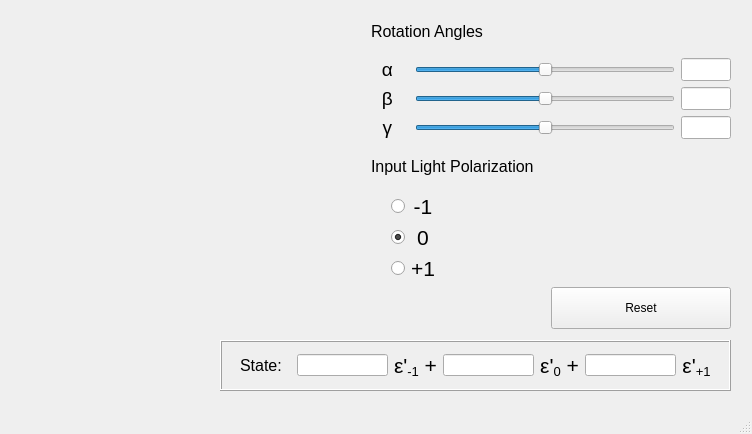
The window that Visualizer.ui (bdsmith147/PolarizationRotationVisualizer) describes before a commit, drawn with Qt 5.
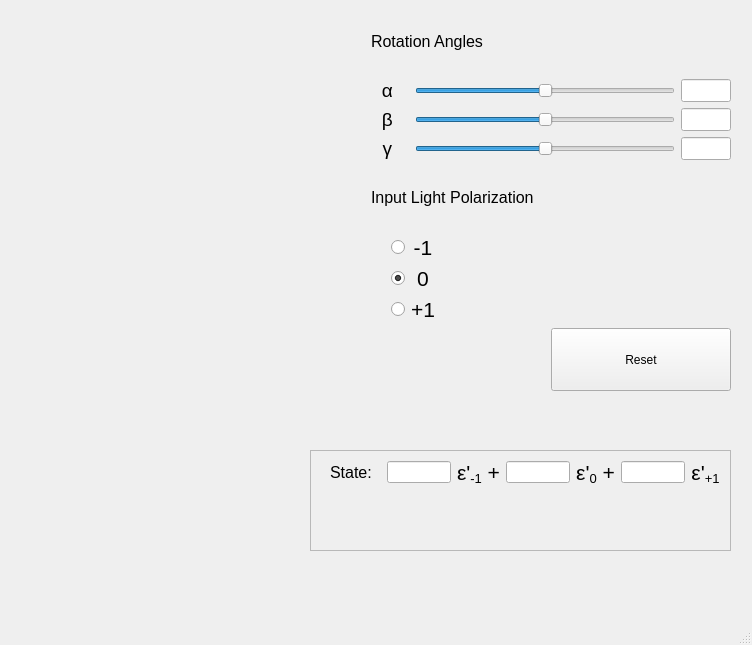
The same window after the commit.

Commit message: Density matrix plot implemented, but things aren't in the right place.

Patch:
```diff
--- a/Visualizer.ui
+++ b/Visualizer.ui
@@ -7,7 +7,7 @@
     <x>0</x>
     <y>0</y>
     <width>752</width>
-    <height>434</height>
+    <height>645</height>
    </rect>
   </property>
   <property name="windowTitle">
@@ -20,7 +20,7 @@
       <x>10</x>
       <y>10</y>
       <width>721</width>
-      <height>319</height>
+      <height>381</height>
      </rect>
     </property>
     <layout class="QGridLayout" name="gridLayout">
@@ -362,42 +362,82 @@
      </item>
     </layout>
    </widget>
+   <widget class="QWidget" name="gridLayoutWidget_2">
+    <property name="geometry">
+     <rect>
+      <x>10</x>
+      <y>410</y>
+      <width>721</width>
+      <height>181</height>
+     </rect>
+    </property>
+    <layout class="QGridLayout" name="gridLayout_2">
+     <item row="1" column="0">
+      <spacer name="horizontalSpacer_5">
+       <property name="orientation">
+        <enum>Qt::Horizontal</enum>
+       </property>
+       <property name="sizeType">
+        <enum>QSizePolicy::Maximum</enum>
+       </property>
+       <property name="sizeHint" stdset="0">
+        <size>
+         <width>300</width>
+         <height>20</height>
+        </size>
+       </property>
+      </spacer>
+     </item>
+     <item row="0" column="1">
+      <spacer name="verticalSpacer">
+       <property name="orientation">
+        <enum>Qt::Vertical</enum>
+       </property>
+       <property name="sizeType">
+        <enum>QSizePolicy::Maximum</enum>
+       </property>
+       <property name="sizeHint" stdset="0">
+        <size>
+         <width>20</width>
+         <height>40</height>
+        </size>
+       </property>
+      </spacer>
+     </item>
+     <item row="2" column="1">
+      <spacer name="verticalSpacer_2">
+       <property name="orientation">
+        <enum>Qt::Vertical</enum>
+       </property>
+       <property name="sizeType">
+        <enum>QSizePolicy::Maximum</enum>
+       </property>
+       <property name="sizeHint" stdset="0">
+        <size>
+         <width>20</width>
+         <height>40</height>
+        </size>
+       </property>
+      </spacer>
+     </item>
+     <item row="1" column="1">
    <widget class="QFrame" name="frame">
-    <property name="geometry">
-     <rect>
-      <x>220</x>
-      <y>340</y>
-      <width>511</width>
-      <height>51</height>
-     </rect>
-    </property>
-    <property name="sizePolicy">
-     <sizepolicy hsizetype="Minimum" vsizetype="Minimum">
-      <horstretch>0</horstretch>
-      <verstretch>0</verstretch>
-     </sizepolicy>
-    </property>
-    <property name="font">
-     <font>
-      <pointsize>8</pointsize>
-     </font>
-    </property>
     <property name="frameShape">
-     <enum>QFrame::Box</enum>
+        <enum>QFrame::StyledPanel</enum>
     </property>
     <property name="frameShadow">
      <enum>QFrame::Raised</enum>
     </property>
     <property name="lineWidth">
-     <number>1</number>
+        <number>5</number>
     </property>
     <widget class="QWidget" name="horizontalLayoutWidget_2">
      <property name="geometry">
       <rect>
        <x>0</x>
        <y>0</y>
-       <width>511</width>
-       <height>51</height>
+          <width>430</width>
+          <height>45</height>
       </rect>
      </property>
      <layout class="QHBoxLayout" name="horizontalLayout_3">
@@ -457,6 +497,9 @@
       </item>
      </layout>
     </widget>
+      </widget>
+     </item>
+    </layout>
    </widget>
   </widget>
   <widget class="QMenuBar" name="menubar">
```
Lines whose indentation alone changed are shown as unchanged. The commit also changes 1 other file.
